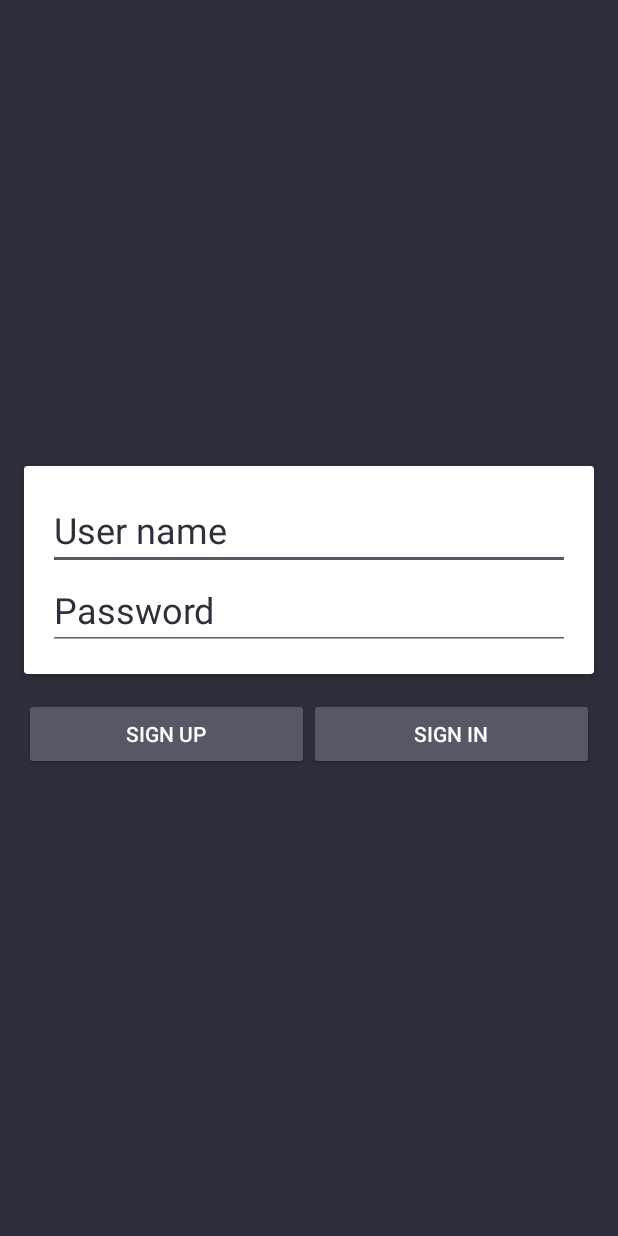
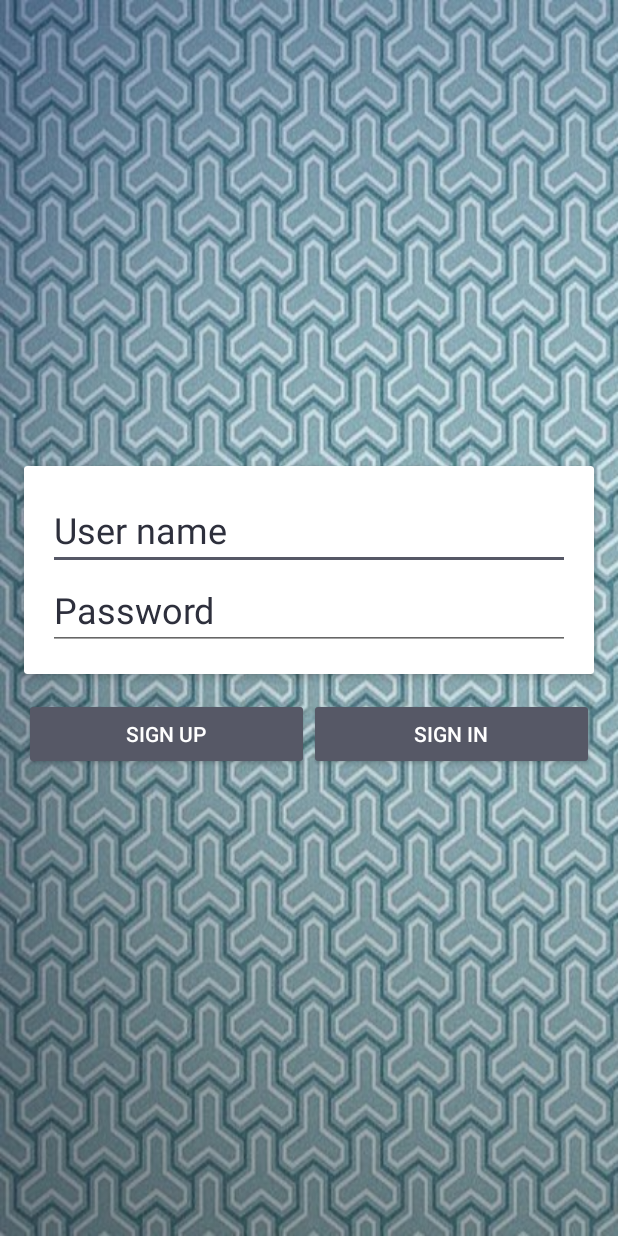
Before and after one commit to Woochul-Hyun/Firebase-EducationalGameApp, an Android app: the screen it shows after launch (MainActivity), on a phone screen of 412 x 824 dp. Run offline under Robolectric (Android 15) with nearby library versions, the phone set to English and light mode, and no system bars; our stand-ins replace Firebase (no records; nobody signed in at launch, a user with empty details on screens opened directly); libraries missing offline, so code that uses them is left out: com.rengwuxian.materialedittext; plain views replace MaterialEditText; 2 statements that could not run were skipped.

Commit message:
Change the background and create new activity and xml

```diff
--- a/app/src/main/AndroidManifest.xml
+++ b/app/src/main/AndroidManifest.xml
@@ -16,6 +16,7 @@
                 <category android:name="android.intent.category.LAUNCHER" />
             </intent-filter>
         </activity>
+        <activity android:name=".Home"></activity>
     </application>
 
 </manifest>
--- a/app/src/main/res/layout/activity_main.xml
+++ b/app/src/main/res/layout/activity_main.xml
@@ -5,7 +5,7 @@
     xmlns:app="http://schemas.android.com/apk/res-auto"
     android:layout_width="match_parent"
     android:layout_height="match_parent"
-    android:background="@color/colorPrimary"
+    android:background="@drawable/background"
     tools:context="com.example.woochulhyun.educationalgameapp.MainActivity">
 
 
```
Also changed, not shown: app/src/main/java/com/example/woochulhyun/educationalgameapp/Home.java (added, +13 -0 lines), app/src/main/res/layout/activity_home.xml (added, +9 -0 lines), app/src/main/res/drawable/background.jpg (added).
